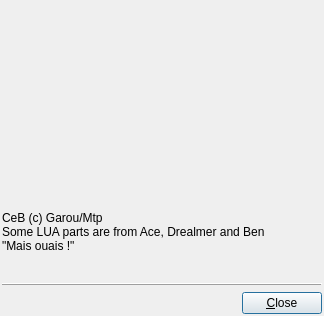
First picture: the form in ceb/ui/dialog_about.ui, repository kervala/cebmtpchat, before the edit.
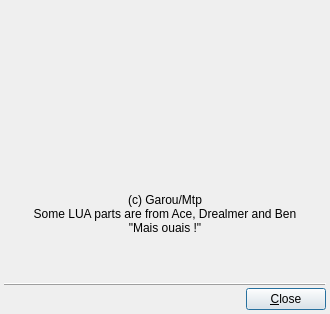
Second picture: the form after the edit. Icons and pictures are not drawn.

```diff
--- a/ceb/ui/dialog_about.ui
+++ b/ceb/ui/dialog_about.ui
@@ -5,31 +5,72 @@
    <rect>
     <x>0</x>
     <y>0</y>
-    <width>324</width>
-    <height>316</height>
+    <width>330</width>
+    <height>314</height>
    </rect>
   </property>
+  <property name="minimumSize" >
+   <size>
+    <width>330</width>
+    <height>314</height>
+   </size>
+  </property>
+  <property name="maximumSize" >
+   <size>
+    <width>330</width>
+    <height>314</height>
+   </size>
+  </property>
   <property name="windowTitle" >
    <string>About CeB</string>
   </property>
   <layout class="QGridLayout" >
    <property name="margin" >
-    <number>2</number>
+    <number>4</number>
    </property>
    <property name="spacing" >
-    <number>6</number>
+    <number>2</number>
    </property>
-   <item row="3" column="0" colspan="2" >
-    <widget class="QFrame" name="frame" >
-     <property name="frameShape" >
-      <enum>QFrame::HLine</enum>
+   <item row="0" column="0" colspan="2" >
+    <layout class="QVBoxLayout" >
+     <property name="margin" >
+      <number>0</number>
      </property>
-     <property name="frameShadow" >
-      <enum>QFrame::Raised</enum>
+     <property name="spacing" >
+      <number>6</number>
+     </property>
+     <item>
+      <widget class="QLabel" name="labelImage" >
+       <property name="text" >
+        <string/>
+       </property>
+       <property name="pixmap" >
+        <pixmap resource="../ceb.qrc" >:/images/about.png</pixmap>
+       </property>
+      </widget>
+     </item>
+     <item>
+      <widget class="QLabel" name="labelText" >
+       <property name="text" >
+        <string>(c) Garou/Mtp
+Some LUA parts are from Ace, Drealmer and Ben
+"Mais ouais !"</string>
+       </property>
+       <property name="alignment" >
+        <set>Qt::AlignCenter</set>
+       </property>
+      </widget>
+     </item>
+    </layout>
+   </item>
+   <item row="2" column="1" >
+    <widget class="QPushButton" name="pushButtonClose" >
+     <property name="text" >
+      <string>&amp;Close</string>
      </property>
     </widget>
    </item>
-   <item row="4" column="0" >
+   <item row="2" column="0" >
     <spacer>
      <property name="orientation" >
       <enum>Qt::Horizontal</enum>
@@ -42,29 +83,13 @@
      </property>
     </spacer>
    </item>
-   <item row="4" column="1" >
-    <widget class="QPushButton" name="pushButtonClose" >
-     <property name="text" >
-      <string>&amp;Close</string>
+   <item row="1" column="0" colspan="2" >
+    <widget class="QFrame" name="frame" >
+     <property name="frameShape" >
+      <enum>QFrame::HLine</enum>
      </property>
-    </widget>
-   </item>
-   <item row="2" column="0" colspan="2" >
-    <widget class="QLabel" name="labelText" >
-     <property name="text" >
-      <string>CeB (c) Garou/Mtp
-Some LUA parts are from Ace, Drealmer and Ben
-"Mais ouais !"</string>
-     </property>
-    </widget>
-   </item>
-   <item rowspan="2" row="0" column="0" colspan="2" >
-    <widget class="QLabel" name="labelImage" >
-     <property name="text" >
-      <string/>
-     </property>
-     <property name="pixmap" >
-      <pixmap resource="../ceb.qrc" >:/images/about.png</pixmap>
+     <property name="frameShadow" >
+      <enum>QFrame::Raised</enum>
      </property>
     </widget>
    </item>
```
Left out of the diff: 1 changed line with no effect on the pictures.
